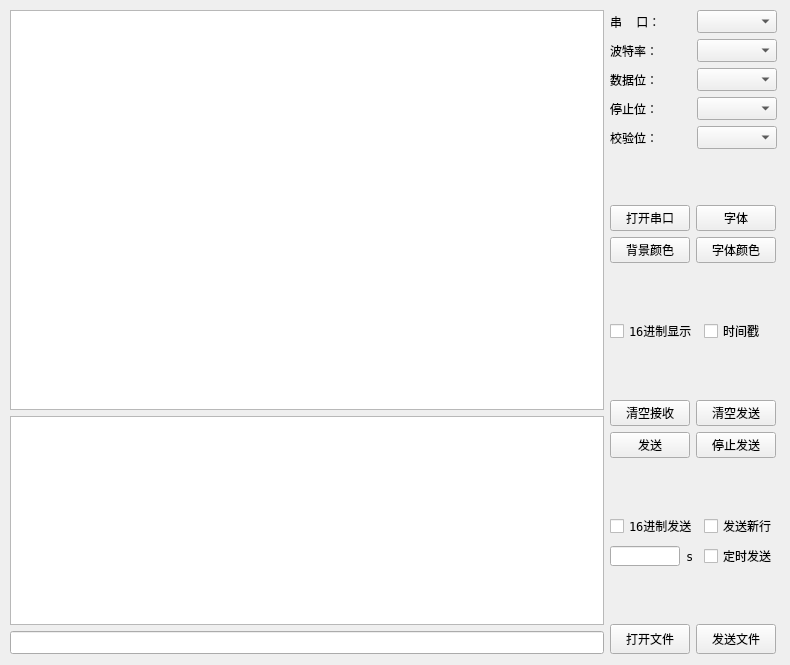
Above: src/mainwindow.ui from SandroDickens/SupperCOM before the change. Below: the same form after it.
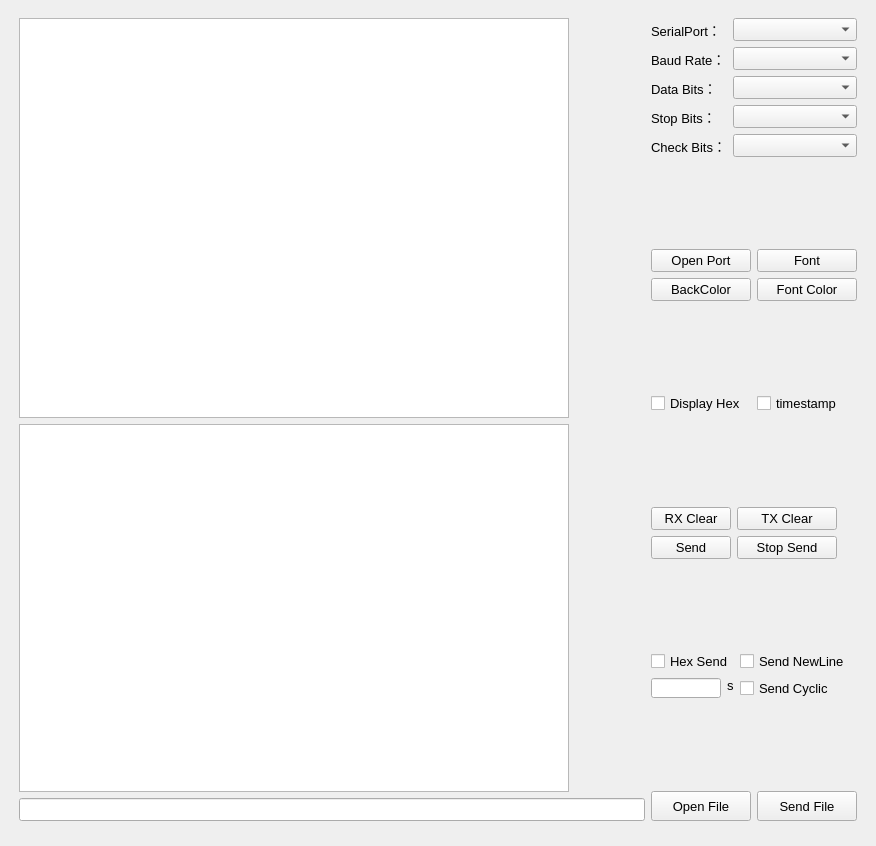
That is the form after the change. Icons and pictures are not drawn.

The edit to the form file:
```diff
--- a/src/mainwindow.ui
+++ b/src/mainwindow.ui
@@ -6,8 +6,8 @@
    <rect>
     <x>0</x>
     <y>0</y>
-    <width>790</width>
-    <height>665</height>
+    <width>876</width>
+    <height>846</height>
    </rect>
   </property>
   <property name="minimumSize">
@@ -24,20 +24,26 @@
     <normaloff>../rc/logo.ico</normaloff>../rc/logo.ico</iconset>
   </property>
   <widget class="QWidget" name="centralwidget">
-   <widget class="QWidget" name="layoutWidget">
+   <widget class="QWidget" name="">
     <property name="geometry">
      <rect>
-      <x>10</x>
-      <y>10</y>
-      <width>767</width>
-      <height>644</height>
+      <x>19</x>
+      <y>18</y>
+      <width>838</width>
+      <height>803</height>
      </rect>
     </property>
     <layout class="QHBoxLayout" name="horizontalLayout_3">
      <item>
-      <layout class="QVBoxLayout" name="verticalLayout_3">
+      <layout class="QVBoxLayout" name="verticalLayout_2">
        <item>
         <widget class="QTextBrowser" name="recvTextBrowser">
+         <property name="sizePolicy">
+          <sizepolicy hsizetype="Fixed" vsizetype="Expanding">
+           <horstretch>0</horstretch>
+           <verstretch>0</verstretch>
+          </sizepolicy>
+         </property>
          <property name="minimumSize">
           <size>
            <width>550</width>
@@ -46,13 +52,20 @@
          </property>
          <property name="font">
           <font>
-           <family>DejaVu Sans Mono</family>
+           <family>Arial</family>
+           <pointsize>10</pointsize>
           </font>
          </property>
         </widget>
        </item>
        <item>
         <widget class="QTextEdit" name="sendTextEdit">
+         <property name="sizePolicy">
+          <sizepolicy hsizetype="Fixed" vsizetype="Expanding">
+           <horstretch>0</horstretch>
+           <verstretch>0</verstretch>
+          </sizepolicy>
+         </property>
          <property name="minimumSize">
           <size>
            <width>550</width>
@@ -61,16 +74,24 @@
          </property>
          <property name="font">
           <font>
-           <family>DejaVu Sans Mono</family>
+           <family>Arial</family>
+           <pointsize>10</pointsize>
           </font>
          </property>
         </widget>
        </item>
        <item>
         <widget class="QLineEdit" name="sendFilePath">
+         <property name="sizePolicy">
+          <sizepolicy hsizetype="Expanding" vsizetype="Fixed">
+           <horstretch>0</horstretch>
+           <verstretch>0</verstretch>
+          </sizepolicy>
+         </property>
          <property name="font">
           <font>
-           <family>DejaVu Sans Mono</family>
+           <family>Arial</family>
+           <pointsize>10</pointsize>
           </font>
          </property>
         </widget>
@@ -78,22 +99,22 @@
       </layout>
      </item>
      <item>
-      <layout class="QVBoxLayout" name="verticalLayout_4">
+      <layout class="QVBoxLayout" name="verticalLayout">
        <item>
-        <layout class="QGridLayout" name="gridLayout_4">
+        <layout class="QFormLayout" name="formLayout">
          <item row="0" column="0">
           <widget class="QLabel" name="label_1">
            <property name="font">
             <font>
-             <family>DejaVu Sans Mono</family>
-             <pointsize>9</pointsize>
+             <family>Arial</family>
+             <pointsize>10</pointsize>
             </font>
            </property>
            <property name="locale">
             <locale language="Chinese" country="China"/>
            </property>
            <property name="text">
-            <string>串  口：</string>
+            <string>SerialPort：</string>
            </property>
            <property name="textFormat">
             <enum>Qt::PlainText</enum>
@@ -104,7 +125,8 @@
           <widget class="QComboBox" name="serialPortSel">
            <property name="font">
             <font>
-             <family>DejaVu Sans Mono</family>
+             <family>Arial</family>
+             <pointsize>10</pointsize>
             </font>
            </property>
           </widget>
@@ -113,15 +135,15 @@
           <widget class="QLabel" name="label_2">
            <property name="font">
             <font>
-             <family>DejaVu Sans Mono</family>
-             <pointsize>9</pointsize>
+             <family>Arial</family>
+             <pointsize>10</pointsize>
             </font>
            </property>
            <property name="locale">
             <locale language="Chinese" country="China"/>
            </property>
            <property name="text">
-            <string>波特率：</string>
+            <string>Baud Rate：</string>
            </property>
           </widget>
          </item>
@@ -129,7 +151,8 @@
           <widget class="QComboBox" name="baudRateSel">
            <property name="font">
             <font>
-             <family>DejaVu Sans Mono</family>
+             <family>Arial</family>
+             <pointsize>10</pointsize>
             </font>
            </property>
           </widget>
@@ -138,15 +161,15 @@
           <widget class="QLabel" name="label_3">
            <property name="font">
             <font>
-             <family>DejaVu Sans Mono</family>
-             <pointsize>9</pointsize>
+             <family>Arial</family>
+             <pointsize>10</pointsize>
             </font>
            </property>
            <property name="locale">
             <locale language="Chinese" country="China"/>
            </property>
            <property name="text">
-            <string>数据位：</string>
+            <string>Data Bits：</string>
            </property>
           </widget>
          </item>
@@ -154,7 +177,8 @@
           <widget class="QComboBox" name="dataBitSel">
            <property name="font">
             <font>
-             <family>DejaVu Sans Mono</family>
+             <family>Arial</family>
+             <pointsize>10</pointsize>
             </font>
            </property>
           </widget>
@@ -163,15 +187,15 @@
           <widget class="QLabel" name="label_4">
            <property name="font">
             <font>
-             <family>DejaVu Sans Mono</family>
-             <pointsize>9</pointsize>
+             <family>Arial</family>
+             <pointsize>10</pointsize>
             </font>
            </property>
            <property name="locale">
             <locale language="Chinese" country="China"/>
            </property>
            <property name="text">
-            <string>停止位：</string>
+            <string>Stop Bits：</string>
            </property>
           </widget>
          </item>
@@ -179,7 +203,8 @@
           <widget class="QComboBox" name="stopBitSel">
            <property name="font">
             <font>
-             <family>DejaVu Sans Mono</family>
+             <family>Arial</family>
+             <pointsize>10</pointsize>
             </font>
            </property>
           </widget>
@@ -188,15 +213,15 @@
           <widget class="QLabel" name="label_5">
            <property name="font">
             <font>
-             <family>DejaVu Sans Mono</family>
-             <pointsize>9</pointsize>
+             <family>Arial</family>
+             <pointsize>10</pointsize>
             </font>
            </property>
            <property name="locale">
             <locale language="Chinese" country="China"/>
            </property>
            <property name="text">
-            <string>校验位：</string>
+            <string>Check Bits：</string>
            </property>
           </widget>
          </item>
@@ -204,7 +229,8 @@
           <widget class="QComboBox" name="checkBitSel">
            <property name="font">
             <font>
-             <family>DejaVu Sans Mono</family>
+             <family>Arial</family>
+             <pointsize>10</pointsize>
             </font>
            </property>
           </widget>
@@ -213,13 +239,19 @@
        </item>
        <item>
         <spacer name="verticalSpacer">
+         <property name="font">
+          <font>
+           <family>Arial</family>
+           <pointsize>10</pointsize>
+          </font>
+         </property>
          <property name="orientation">
           <enum>Qt::Vertical</enum>
          </property>
          <property name="sizeHint" stdset="0">
           <size>
            <width>20</width>
-           <height>18</height>
+           <height>53</height>
           </size>
          </property>
         </spacer>
@@ -230,21 +262,21 @@
           <widget class="QPushButton" name="openSerialPortBtn">
            <property name="maximumSize">
             <size>
-             <width>80</width>
+             <width>100</width>
              <height>30</height>
             </size>
            </property>
            <property name="font">
             <font>
-             <family>新宋体</family>
-             <pointsize>9</pointsize>
+             <family>Arial</family>
+             <pointsize>10</pointsize>
             </font>
            </property>
            <property name="locale">
             <locale language="Chinese" country="China"/>
            </property>
            <property name="text">
-            <string>打开串口</string>
+            <string>Open Port</string>
            </property>
           </widget>
          </item>
@@ -252,21 +284,21 @@
           <widget class="QPushButton" name="setFontBtn">
            <property name="maximumSize">
             <size>
-             <width>80</width>
+             <width>100</width>
              <height>30</height>
             </size>
            </property>
            <property name="font">
             <font>
-             <family>DejaVu Sans Mono</family>
-             <pointsize>9</pointsize>
+             <family>Arial</family>
+             <pointsize>10</pointsize>
             </font>
            </property>
            <property name="locale">
             <locale language="Chinese" country="China"/>
            </property>
            <property name="text">
-            <string>字体</string>
+            <string>Font</string>
            </property>
           </widget>
          </item>
@@ -274,21 +306,21 @@
           <widget class="QPushButton" name="setBGColorBtn">
            <property name="maximumSize">
             <size>
-             <width>80</width>
+             <width>100</width>
              <height>30</height>
             </size>
            </property>
            <property name="font">
             <font>
-             <family>DejaVu Sans Mono</family>
-             <pointsize>9</pointsize>
+             <family>Arial</family>
+             <pointsize>10</pointsize>
             </font>
            </property>
            <property name="locale">
             <locale language="Chinese" country="China"/>
            </property>
            <property name="text">
-            <string>背景颜色</string>
+            <string>BackColor</string>
            </property>
           </widget>
          </item>
@@ -296,15 +328,21 @@
           <widget class="QPushButton" name="setFontColorBtn">
            <property name="maximumSize">
             <size>
-             <width>80</width>
+             <width>100</width>
              <height>30</height>
             </size>
            </property>
+           <property name="font">
+            <font>
+             <family>Arial</family>
+             <pointsize>10</pointsize>
+            </font>
+           </property>
            <property name="locale">
             <locale language="Chinese" country="China"/>
            </property>
            <property name="text">
-            <string>字体颜色</string>
+            <string>Font Color</string>
            </property>
           </widget>
          </item>
@@ -312,48 +350,54 @@
        </item>
        <item>
         <spacer name="verticalSpacer_3">
+         <property name="font">
+          <font>
+           <family>Arial</family>
+           <pointsize>10</pointsize>
+          </font>
+         </property>
          <property name="orientation">
           <enum>Qt::Vertical</enum>
          </property>
          <property name="sizeHint" stdset="0">
           <size>
            <width>20</width>
-           <height>13</height>
+           <height>52</height>
           </size>
          </property>
         </spacer>
        </item>
        <item>
-        <layout class="QGridLayout" name="gridLayout_6">
-         <item row="0" column="1">
-          <widget class="QCheckBox" name="timeStamp">
-           <property name="font">
-            <font>
-             <family>DejaVu Sans Mono</family>
-             <pointsize>9</pointsize>
-            </font>
-           </property>
-           <property name="locale">
-            <locale language="Chinese" country="China"/>
-           </property>
-           <property name="text">
-            <string>时间戳</string>
-           </property>
-          </widget>
-         </item>
-         <item row="0" column="0">
+        <layout class="QHBoxLayout" name="horizontalLayout">
+         <item>
           <widget class="QCheckBox" name="hexDisplay">
            <property name="font">
             <font>
-             <family>DejaVu Sans Mono</family>
-             <pointsize>9</pointsize>
+             <family>Arial</family>
+             <pointsize>10</pointsize>
             </font>
            </property>
            <property name="locale">
             <locale language="Chinese" country="China"/>
            </property>
            <property name="text">
-            <string>16进制显示</string>
+            <string>Display Hex</string>
+           </property>
+          </widget>
+         </item>
+         <item>
+          <widget class="QCheckBox" name="timeStamp">
+           <property name="font">
+            <font>
+             <family>Arial</family>
+             <pointsize>10</pointsize>
+            </font>
+           </property>
+           <property name="locale">
+            <locale language="Chinese" country="China"/>
+           </property>
+           <property name="text">
+            <string>timestamp</string>
            </property>
           </widget>
          </item>
@@ -361,37 +405,44 @@
        </item>
        <item>
         <spacer name="verticalSpacer_2">
+         <property name="font">
+          <font>
+           <family>Arial</family>
+           <pointsize>10</pointsize>
+          </font>
+         </property>
          <property name="orientation">
           <enum>Qt::Vertical</enum>
          </property>
          <property name="sizeHint" stdset="0">
           <size>
            <width>20</width>
-           <height>17</height>
+           <height>53</height>
           </size>
          </property>
         </spacer>
        </item>
        <item>
-        <layout class="QGridLayout" name="gridLayout_2">
+        <layout class="QFormLayout" name="formLayout_2">
          <item row="0" column="0">
           <widget class="QPushButton" name="cleanDisplayArea">
            <property name="maximumSize">
             <size>
-             <width>80</width>
+             <width>100</width>
              <height>30</height>
             </size>
            </property>
            <property name="font">
             <font>
-             <family>DejaVu Sans Mono</family>
+             <family>Arial</family>
+             <pointsize>10</pointsize>
             </font>
            </property>
            <property name="locale">
             <locale language="Chinese" country="China"/>
            </property>
            <property name="text">
-            <string>清空接收</string>
+            <string>RX Clear</string>
            </property>
           </widget>
          </item>
@@ -399,20 +450,21 @@
           <widget class="QPushButton" name="cleanSendArea">
            <property name="maximumSize">
             <size>
-             <width>80</width>
+             <width>100</width>
              <height>30</height>
             </size>
            </property>
            <property name="font">
             <font>
-             <family>DejaVu Sans Mono</family>
+             <family>Arial</family>
+             <pointsize>10</pointsize>
             </font>
            </property>
            <property name="locale">
             <locale language="Chinese" country="China"/>
            </property>
            <property name="text">
-            <string>清空发送</string>
+            <string>TX Clear</string>
            </property>
           </widget>
          </item>
@@ -420,20 +472,21 @@
           <widget class="QPushButton" name="sendBtn">
            <property name="maximumSize">
             <size>
-             <width>80</width>
+             <width>100</width>
              <height>30</height>
             </size>
            </property>
            <property name="font">
             <font>
-             <family>DejaVu Sans Mono</family>
+             <family>Arial</family>
+             <pointsize>10</pointsize>
             </font>
            </property>
            <property name="locale">
             <locale language="Chinese" country="China"/>
            </property>
            <property name="text">
-            <string>发送</string>
+            <string>Send</string>
            </property>
           </widget>
          </item>
@@ -441,20 +494,21 @@
           <widget class="QPushButton" name="stopSendBtn">
            <property name="maximumSize">
             <size>
-             <width>80</width>
+             <width>100</width>
              <height>30</height>
             </size>
            </property>
            <property name="font">
             <font>
-             <family>DejaVu Sans Mono</family>
+             <family>Arial</family>
+             <pointsize>10</pointsize>
             </font>
            </property>
            <property name="locale">
             <locale language="Chinese" country="China"/>
            </property>
            <property name="text">
-            <string>停止发送</string>
+            <string>Stop Send</string>
            </property>
           </widget>
          </item>
@@ -462,188 +516,215 @@
        </item>
        <item>
         <spacer name="verticalSpacer_4">
+         <property name="font">
+          <font>
+           <family>Arial</family>
+           <pointsize>10</pointsize>
+          </font>
+         </property>
          <property name="orientation">
           <enum>Qt::Vertical</enum>
          </property>
          <property name="sizeHint" stdset="0">
           <size>
            <width>20</width>
-           <height>13</height>
+           <height>52</height>
           </size>
          </property>
         </spacer>
        </item>
        <item>
-        <layout class="QHBoxLayout" name="horizontalLayout_2">
-         <item>
-          <layout class="QVBoxLayout" name="verticalLayout">
-           <item>
-            <widget class="QCheckBox" name="hexSend">
-             <property name="font">
-              <font>
-               <family>DejaVu Sans Mono</family>
-               <pointsize>9</pointsize>
-              </font>
+        <layout class="QFormLayout" name="formLayout_4">
+         <item row="0" column="0">
+          <widget class="QCheckBox" name="hexSend">
+           <property name="font">
+            <font>
+             <family>Arial</family>
+             <pointsize>10</pointsize>
+            </font>
+           </property>
+           <property name="locale">
+            <locale language="Chinese" country="China"/>
+           </property>
+           <property name="text">
+            <string>Hex Send</string>
+           </property>
+          </widget>
+         </item>
+         <item row="0" column="1">
+          <widget class="QCheckBox" name="sendNewLine">
+           <property name="font">
+            <font>
+             <family>Arial</family>
+             <pointsize>10</pointsize>
+            </font>
+           </property>
+           <property name="locale">
+            <locale language="Chinese" country="China"/>
+           </property>
+           <property name="text">
+            <string>Send NewLine</string>
+           </property>
+          </widget>
+         </item>
+         <item row="1" column="0">
+          <layout class="QFormLayout" name="formLayout_3">
+           <item row="0" column="0">
+            <widget class="QLineEdit" name="sendInterval">
+             <property name="sizePolicy">
+              <sizepolicy hsizetype="Fixed" vsizetype="Fixed">
+               <horstretch>0</horstretch>
+               <verstretch>0</verstretch>
+              </sizepolicy>
              </property>
-             <property name="locale">
-              <locale language="Chinese" country="China"/>
+             <property name="minimumSize">
+              <size>
+               <width>70</width>
+               <height>20</height>
+              </size>
              </property>
-             <property name="text">
-              <string>16进制发送</string>
+             <property name="maximumSize">
+              <size>
+               <width>60</width>
+               <height>20</height>
+              </size>
              </property>
-            </widget>
-           </item>
-           <item>
-            <layout class="QHBoxLayout" name="horizontalLayout">
-             <item>
-              <widget class="QLineEdit" name="sendInterval">
-               <property name="sizePolicy">
-                <sizepolicy hsizetype="Fixed" vsizetype="Fixed">
-                 <horstretch>0</horstretch>
-                 <verstretch>0</verstretch>
-                </sizepolicy>
-               </property>
-               <property name="minimumSize">
-                <size>
-                 <width>70</width>
-                 <height>20</height>
-                </size>
-               </property>
-               <property name="maximumSize">
-                <size>
-                 <width>60</width>
-                 <height>20</height>
-                </size>
-               </property>
-               <property name="font">
-                <font>
-                 <family>DejaVu Sans Mono</family>
-                 <pointsize>9</pointsize>
-                </font>
-               </property>
-              </widget>
-             </item>
-             <item>
-              <widget class="QLabel" name="label">
-               <property name="font">
-                <font>
-                 <family>DejaVu Sans Mono</family>
-                </font>
-               </property>
-               <property name="text">
-                <string>s</string>
-               </property>
-              </widget>
-             </item>
-            </layout>
-           </item>
-          </layout>
-         </item>
-         <item>
-          <layout class="QVBoxLayout" name="verticalLayout_2">
-           <item>
-            <widget class="QCheckBox" name="sendNewLine">
              <property name="font">
               <font>
-               <family>DejaVu Sans Mono</family>
-               <pointsize>9</pointsize>
+               <family>Arial</family>
+               <pointsize>10</pointsize>
               </font>
              </property>
-             <property name="locale">
-              <locale language="Chinese" country="China"/>
-             </property>
-             <property name="text">
-              <string>发送新行</string>
-             </property>
             </widget>
            </item>
-           <item>
-            <widget class="QCheckBox" name="schedSend">
+           <item row="0" column="1">
+            <widget class="QLabel" name="label">
+             <property name="sizePolicy">
+              <sizepolicy hsizetype="Fixed" vsizetype="Fixed">
+               <horstretch>0</horstretch>
+               <verstretch>0</verstretch>
+              </sizepolicy>
+             </property>
              <property name="font">
               <font>
-               <family>DejaVu Sans Mono</family>
-               <pointsize>9</pointsize>
+               <family>Arial</family>
+               <pointsize>10</pointsize>
               </font>
              </property>
              <property name="locale">
               <locale language="Chinese" country="China"/>
              </property>
              <property name="text">
-              <string>定时发送</string>
+              <string>s</string>
              </property>
             </widget>
            </item>
           </layout>
          </item>
+         <item row="1" column="1">
+          <widget class="QCheckBox" name="schedSend">
+           <property name="sizePolicy">
+            <sizepolicy hsizetype="Fixed" vsizetype="Fixed">
+             <horstretch>0</horstretch>
+             <verstretch>0</verstretch>
+            </sizepolicy>
+           </property>
+           <property name="font">
+            <font>
+             <family>Arial</family>
+             <pointsize>10</pointsize>
+            </font>
+           </property>
+           <property name="locale">
+            <locale language="Chinese" country="China"/>
+           </property>
+           <property name="text">
+            <string>Send Cyclic</string>
+           </property>
+          </widget>
+         </item>
         </layout>
        </item>
        <item>
         <spacer name="verticalSpacer_5">
+         <property name="font">
+          <font>
+           <family>Arial</family>
+           <pointsize>10</pointsize>
+          </font>
+         </property>
          <property name="orientation">
           <enum>Qt::Vertical</enum>
          </property>
          <property name="sizeHint" stdset="0">
           <size>
            <width>20</width>
-           <height>13</height>
+           <height>53</height>
           </size>
          </property>
         </spacer>
        </item>
        <item>
-        <layout class="QGridLayout" name="gridLayout_3">
-         <item row="0" column="0">
+        <layout class="QHBoxLayout" name="horizontalLayout_2">
+         <item>
           <widget class="QToolButton" name="openFileBtn">
            <property name="minimumSize">
             <size>
-             <width>80</width>
+             <width>100</width>
              <height>30</height>
             </size>
            </property>
            <property name="maximumSize">
             <size>
-             <width>80</width>
+             <width>100</width>
              <height>30</height>
             </size>
            </property>
            <property name="font">
             <font>
-             <family>DejaVu Sans Mono</family>
-             <pointsize>9</pointsize>
+             <family>Arial</family>
+             <pointsize>10</pointsize>
             </font>
            </property>
            <property name="locale">
             <locale language="Chinese" country="China"/>
            </property>
            <property name="text">
-            <string>打开文件</string>
+            <string>Open File</string>
            </property>
           </widget>
          </item>
-         <item row="0" column="1">
+         <item>
           <widget class="QPushButton" name="sendFileBtn">
+           <property name="sizePolicy">
+            <sizepolicy hsizetype="Fixed" vsizetype="Fixed">
+             <horstretch>0</horstretch>
+             <verstretch>0</verstretch>
+            </sizepolicy>
+           </property>
            <property name="minimumSize">
             <size>
-             <width>80</width>
+             <width>100</width>
              <height>30</height>
             </size>
            </property>
            <property name="maximumSize">
             <size>
-             <width>80</width>
+             <width>100</width>
              <height>30</height>
             </size>
            </property>
            <property name="font">
             <font>
-             <family>DejaVu Sans Mono</family>
+             <family>Arial</family>
+             <pointsize>10</pointsize>
             </font>
            </property>
            <property name="locale">
             <locale language="Chinese" country="China"/>
            </property>
            <property name="text">
-            <string>发送文件</string>
+            <string>Send File</string>
            </property>
           </widget>
          </item>
```
Left out of the diff: 6 changed lines with no effect on the pictures.
